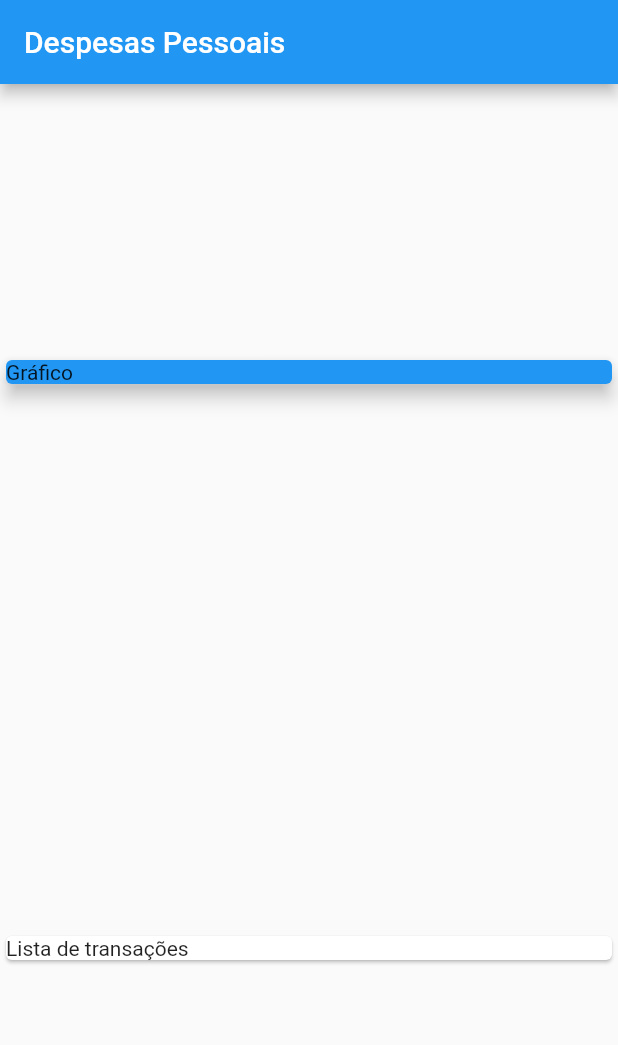
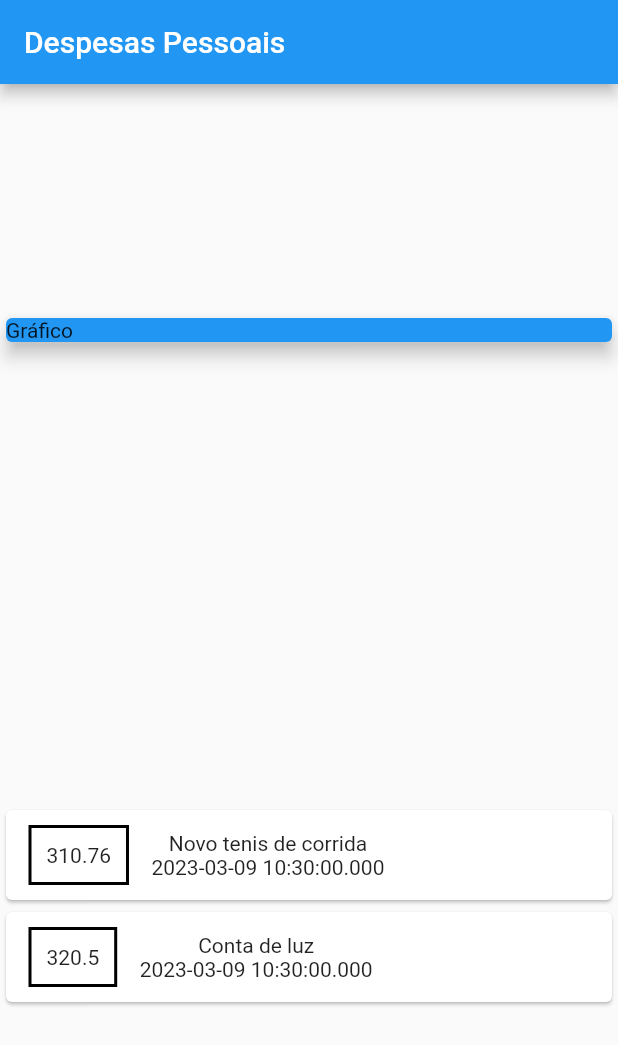
Before and after one commit to alanbraulio/expenses-flutter, a Flutter app: the screen it shows after launch, on a phone screen of 412 x 824 dp. Shown: the top 1045 px of the screen. Run offline on Flutter 3.47's test engine with Material 2 defaults, Android fonts, the phone set to English and light mode, and no system bars.

Commit message:
creating first style component

```diff
--- a/lib/main.dart
+++ b/lib/main.dart
@@ -44,8 +44,35 @@ class MyHomePage extends StatelessWidget {
                 elevation: 5,
               ),
             ),
-            const Card(
-              child: Text('Lista de transações'),
+            Column(
+              children: _transactions.map((tr) {
+                return Card(
+                  child: Row(
+                    children: [
+                      Container(
+                        margin: const EdgeInsets.symmetric(
+                          horizontal: 15,
+                          vertical: 10
+                        ),
+                        decoration: BoxDecoration(
+                          border: Border.all(
+                            color: Colors.black,
+                            width: 2
+                          )
+                        ),
+                        padding: const EdgeInsets.all(10),
+                        child: Text(tr.value.toString())
+                      ),
+                      Column(
+                        children: [
+                          Text(tr.title),
+                          Text(tr.date.toString())
+                        ],
+                      )
+                    ],
+                  ),
+                );
+              }).toList(),
             )
           ],
         ));
```
